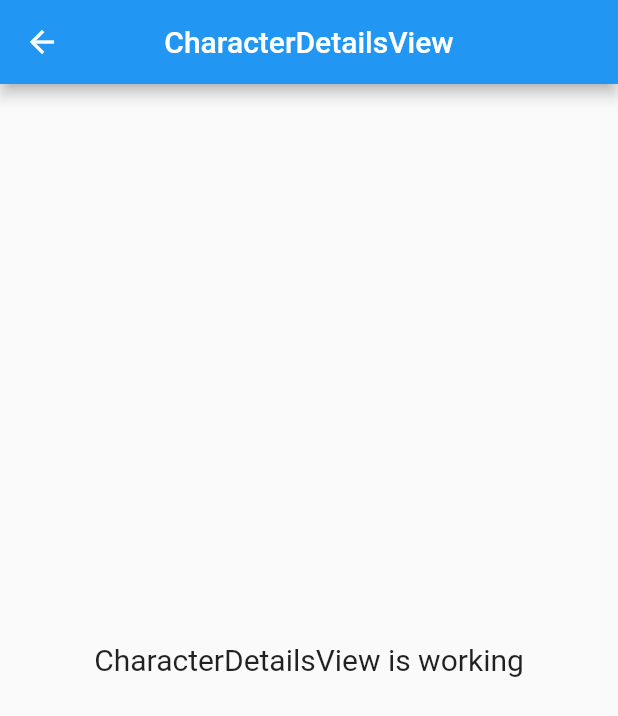
After one commit to Chemaelgrande/rinckandmorty-flutter, a Flutter app: the CharacterDetailsView screen opened by its route, on a phone screen of 412 x 824 dp. The commit adds this screen. Shown: the top 716 px of the screen. Run offline on Flutter 3.47's test engine with Material 2 defaults, Android fonts, the phone set to English and light mode, and no system bars; our stand-ins replace get.

Commit message:
create character pages

```diff
--- /dev/null
+++ b/lib/app/modules/character_details/views/character_details_view.dart
@@ -0,0 +1,25 @@
+import 'package:flutter/material.dart';
+
+import 'package:get/get.dart';
+
+import '../controllers/character_details_controller.dart';
+
+class CharacterDetailsView extends GetView<CharacterDetailsController> {
+  const CharacterDetailsView({Key? key}) : super(key: key);
+
+  @override
+  Widget build(BuildContext context) {
+    return Scaffold(
+      appBar: AppBar(
+        title: Text('CharacterDetailsView'),
+        centerTitle: true,
+      ),
+      body: const Center(
+        child: Text(
+          'CharacterDetailsView is working',
+          style: TextStyle(fontSize: 20),
+        ),
+      ),
+    );
+  }
+}
--- a/lib/app/routes/app_routes.dart
+++ b/lib/app/routes/app_routes.dart
@@ -4,9 +4,13 @@ part of 'app_pages.dart';
 abstract class Routes {
   Routes._();
   static const HOME = _Paths.HOME;
+  static const CHARACTER = _Paths.CHARACTER;
+  static const CHARACTER_DETAILS = _Paths.CHARACTER_DETAILS;
 }
 
 abstract class _Paths {
   _Paths._();
   static const HOME = '/home';
+  static const CHARACTER = '/character';
+  static const CHARACTER_DETAILS = '/character-details';
 }
```
Also changed, not shown: lib/app/modules/character/bindings/character_binding.dart (added, +12 -0 lines), lib/app/modules/character/controllers/character_controller.dart (added, +20 -0 lines), lib/app/modules/character/views/character_view.dart (added, +25 -0 lines), lib/app/modules/character_details/bindings/character_details_binding.dart (added, +12 -0 lines), lib/app/modules/character_details/controllers/character_details_controller.dart (added, +20 -0 lines), lib/app/routes/app_pages.dart (+14 -0 lines), 1 other file.
